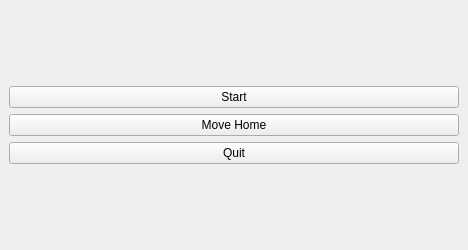
Ezzence/rovi2-robot, file robot_plugin/src/RobotPlugin.ui: the form before one commit.
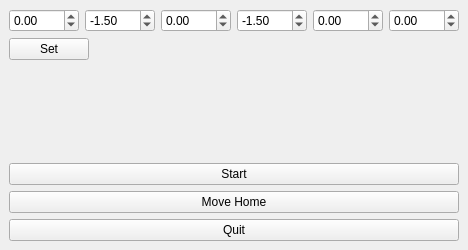
The form after the commit.

Commit message: adding robot move testing to robwork gui

Diff of the .ui file:
```diff
--- a/robot_plugin/src/RobotPlugin.ui
+++ b/robot_plugin/src/RobotPlugin.ui
@@ -17,6 +17,137 @@
    <layout class="QVBoxLayout" name="verticalLayout_2">
     <item>
      <layout class="QVBoxLayout" name="verticalLayout">
+      <item>
+       <layout class="QHBoxLayout" name="horizontalLayout_2">
+        <property name="topMargin">
+         <number>0</number>
+        </property>
+        <item>
+         <widget class="QDoubleSpinBox" name="boxQ1">
+          <property name="minimum">
+           <double>-4.000000000000000</double>
+          </property>
+          <property name="maximum">
+           <double>4.000000000000000</double>
+          </property>
+          <property name="singleStep">
+           <double>0.100000000000000</double>
+          </property>
+         </widget>
+        </item>
+        <item>
+         <widget class="QDoubleSpinBox" name="boxQ2">
+          <property name="minimum">
+           <double>-4.000000000000000</double>
+          </property>
+          <property name="maximum">
+           <double>4.000000000000000</double>
+          </property>
+          <property name="singleStep">
+           <double>0.100000000000000</double>
+          </property>
+          <property name="value">
+           <double>-1.500000000000000</double>
+          </property>
+         </widget>
+        </item>
+        <item>
+         <widget class="QDoubleSpinBox" name="boxQ3">
+          <property name="minimum">
+           <double>-4.000000000000000</double>
+          </property>
+          <property name="maximum">
+           <double>4.000000000000000</double>
+          </property>
+          <property name="singleStep">
+           <double>0.100000000000000</double>
+          </property>
+         </widget>
+        </item>
+        <item>
+         <widget class="QDoubleSpinBox" name="boxQ4">
+          <property name="minimum">
+           <double>-4.000000000000000</double>
+          </property>
+          <property name="maximum">
+           <double>4.000000000000000</double>
+          </property>
+          <property name="singleStep">
+           <double>0.100000000000000</double>
+          </property>
+          <property name="value">
+           <double>-1.500000000000000</double>
+          </property>
+         </widget>
+        </item>
+        <item>
+         <widget class="QDoubleSpinBox" name="boxQ5">
+          <property name="minimum">
+           <double>-4.000000000000000</double>
+          </property>
+          <property name="maximum">
+           <double>4.000000000000000</double>
+          </property>
+          <property name="singleStep">
+           <double>0.100000000000000</double>
+          </property>
+         </widget>
+        </item>
+        <item>
+         <widget class="QDoubleSpinBox" name="boxQ6">
+          <property name="minimum">
+           <double>-4.000000000000000</double>
+          </property>
+          <property name="maximum">
+           <double>4.000000000000000</double>
+          </property>
+          <property name="singleStep">
+           <double>0.100000000000000</double>
+          </property>
+         </widget>
+        </item>
+       </layout>
+      </item>
+      <item>
+       <layout class="QHBoxLayout" name="horizontalLayout_3">
+        <property name="topMargin">
+         <number>0</number>
+        </property>
+        <item>
+         <widget class="QPushButton" name="btnSet">
+          <property name="text">
+           <string>Set</string>
+          </property>
+         </widget>
+        </item>
+        <item>
+         <spacer name="horizontalSpacer">
+          <property name="orientation">
+           <enum>Qt::Horizontal</enum>
+          </property>
+          <property name="sizeHint" stdset="0">
+           <size>
+            <width>40</width>
+            <height>20</height>
+           </size>
+          </property>
+         </spacer>
+        </item>
+       </layout>
+      </item>
+      <item>
+       <spacer name="verticalSpacer">
+        <property name="orientation">
+         <enum>Qt::Vertical</enum>
+        </property>
+        <property name="sizeHint" stdset="0">
+         <size>
+          <width>20</width>
+          <height>40</height>
+         </size>
+        </property>
+       </spacer>
+      </item>
       <item>
        <widget class="QPushButton" name="_btn0">
         <property name="text">
```
The commit also changes 3 other files.
